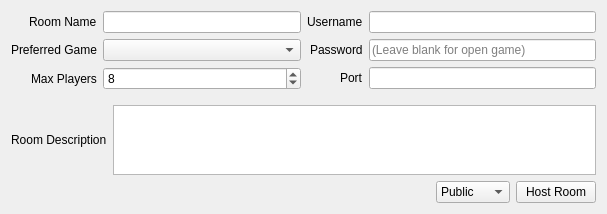
Qt form src/citra_qt/multiplayer/host_room.ui (PabloMK7/citra) before a commit.
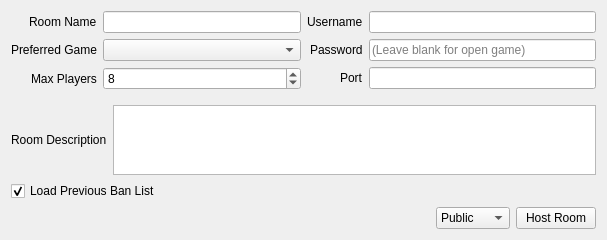
The same form after that commit.

Commit message: citra_qt: Save ban list for room hosting

```diff
--- a/src/citra_qt/multiplayer/host_room.ui
+++ b/src/citra_qt/multiplayer/host_room.ui
@@ -145,6 +145,20 @@
      </item>
     </layout>
    </item>
+   <item>
+    <layout class="QHBoxLayout">
+     <item>
+      <widget class="QCheckBox" name="load_ban_list">
+       <property name="text">
+        <string>Load Previous Ban List</string>
+       </property>
+       <property name="checked">
+        <bool>true</bool>
+       </property>
+      </widget>
+     </item>
+    </layout>
+   </item>
    <item>
     <layout class="QHBoxLayout" name="horizontalLayout">
      <property name="rightMargin">
```
The commit also changes 4 other files.
